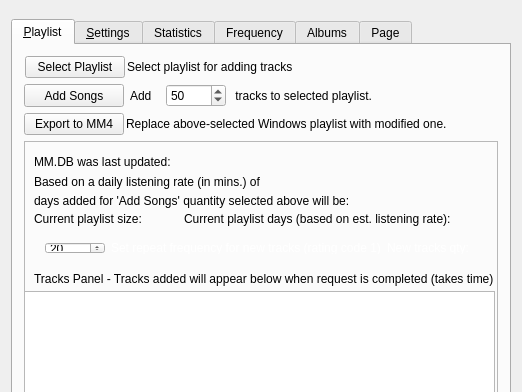
Old version of the form archsimian.ui in the repository Harpo3/archsimian; both pictures show x 0 to 522 and y 0 to 392 of the 522 by 660 pixel window.
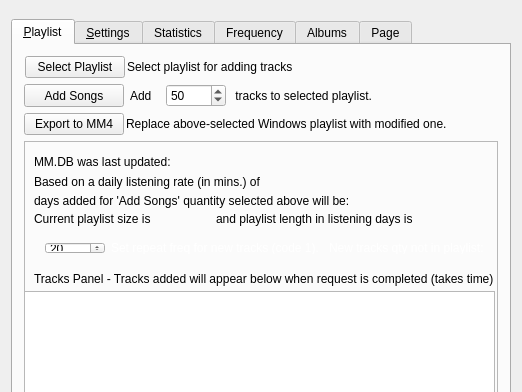
New version of the form. The open tabs and pages were chosen to show the change. Icons and pictures are not drawn.

Commit message: Fixed ui showing qty of code 1 tracks not in playlist

Diff of the .ui file:
```diff
--- a/archsimian.ui
+++ b/archsimian.ui
@@ -284,25 +284,25 @@
             <rect>
              <x>10</x>
              <y>70</y>
-             <width>141</width>
+             <width>181</width>
              <height>16</height>
             </rect>
            </property>
            <property name="text">
-            <string>Current playlist size:</string>
+            <string>Current playlist size is</string>
            </property>
           </widget>
           <widget class="QLabel" name="playlistdaysLabel">
            <property name="geometry">
             <rect>
-             <x>160</x>
+             <x>192</x>
              <y>70</y>
-             <width>321</width>
+             <width>231</width>
              <height>16</height>
             </rect>
            </property>
            <property name="text">
-            <string>Current playlist days (based on est. listening rate): </string>
+            <string>and playlist length in listening days is</string>
            </property>
           </widget>
           <widget class="QWidget" name="layoutWidget1">
@@ -374,7 +374,7 @@
                </palette>
               </property>
               <property name="text">
-               <string>Set repeat frequency for new tracks (rating code 1)</string>
+               <string>Set repeat freq for new tracks (code 1). </string>
               </property>
              </widget>
             </item>
@@ -418,7 +418,7 @@
                </palette>
               </property>
               <property name="text">
-               <string>New tracks qty:</string>
+               <string>New tracks qty not in playlist:</string>
               </property>
              </widget>
             </item>
```
Left out of the diff: 2 changed lines with no effect on the pictures. The commit also changes 2 other files.
